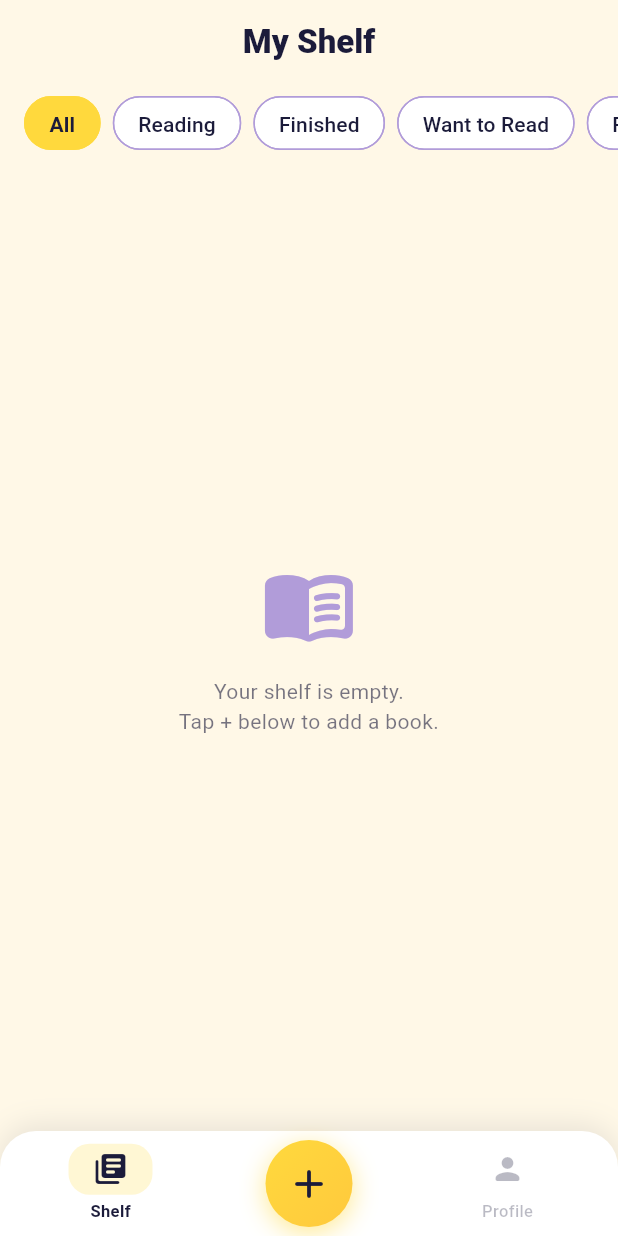
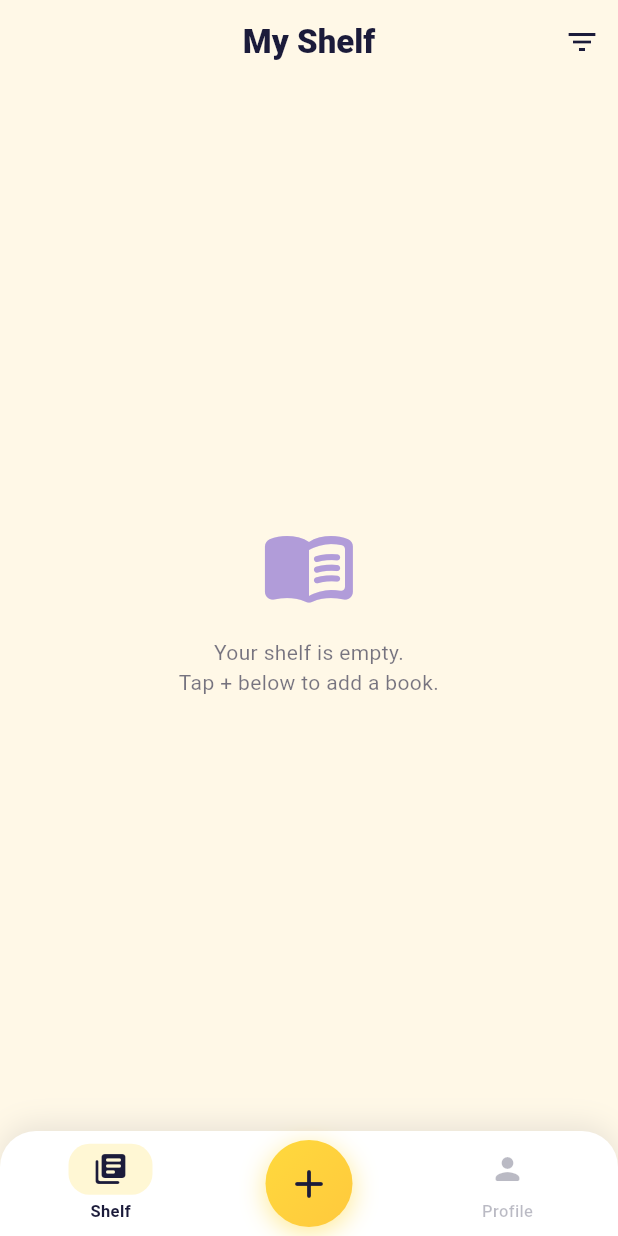
Before and after one commit to NetKanet/myshelf, a Flutter app: the screen it shows once a user with an empty profile is signed in, on a phone screen of 412 x 824 dp. Run offline on Flutter 3.47's test engine with Material 3 defaults, Android fonts, the phone set to English and light mode, and no system bars; our stand-ins replace cached_network_image, flutter_riverpod, flutter_svg, go_router, google_sign_in, supabase_flutter; missing offline and left inert: mobile_scanner; accounts and stored records are empty.

Commit message:
feat(v2): replace filter chip row with a filter button + sheet
- Funnel icon in the shelf AppBar opens a 'Filter shelf' bottom sheet
  (All/Reading/Finished/Want to Read/Rated/Reviewed, icons + active check)
- Active non-All filter shows as a removable chip under the bar (✕ clears)
- Hide per-card status badge when a status filter is active (removes the
  redundancy the user flagged)

flutter analyze: 0 issues.

Co-Authored-By: Claude Opus 4.8 <noreply@anthropic.com>

```diff
--- a/app/lib/features/shelf/shelf_screen.dart
+++ b/app/lib/features/shelf/shelf_screen.dart
@@ -13,28 +13,44 @@ class ShelfScreen extends ConsumerWidget {
   Widget build(BuildContext context, WidgetRef ref) {
     final filter = ref.watch(shelfFilterProvider);
     final shelf = ref.watch(filteredShelfProvider);
+    final filtering = filter != ShelfFilter.all;
 
     return Scaffold(
-      appBar: AppBar(title: const Text('My Shelf')),
+      appBar: AppBar(
+        title: const Text('My Shelf'),
+        actions: [
+          IconButton(
+            tooltip: 'Filter',
+            icon: Icon(
+              filtering
+                  ? Icons.filter_list_rounded
+                  : Icons.filter_list_outlined,
+              color: filtering ? AppColors.navy : AppColors.navy,
+            ),
+            onPressed: () => _showFilterSheet(context, ref, filter),
+          ),
+        ],
+      ),
       body: Column(
         children: [
-          _FilterChips(active: filter),
+          if (filtering) _ActiveFilter(filter: filter),
           Expanded(
             child: shelf.when(
               loading: () =>
                   const Center(child: CircularProgressIndicator()),
               error: (e, _) => Center(child: Text('Error: $e')),
               data: (books) {
-                if (books.isEmpty) {
-                  return _EmptyState(filter: filter);
-                }
+                if (books.isEmpty) return _EmptyState(filter: filter);
                 return RefreshIndicator(
                   onRefresh: () async => ref.invalidate(shelfBooksProvider),
                   child: ListView.builder(
-                    padding: const EdgeInsets.only(top: 4, bottom: 88),
+                    padding: const EdgeInsets.only(top: 8, bottom: 24),
                     itemCount: books.length,
                     itemBuilder: (_, i) => BookCard(
                       userBook: books[i],
+                      // Hide the per-card status badge when a status filter is
+                      // active (it would just repeat the chosen filter).
+                      showStatus: !_isStatusFilter(filter),
                       onTap: () => context.push('/book/${books[i].id}'),
                     ),
                   ),
@@ -46,44 +62,88 @@ class ShelfScreen extends ConsumerWidget {
       ),
     );
   }
+
+  bool _isStatusFilter(ShelfFilter f) =>
+      f == ShelfFilter.reading ||
+      f == ShelfFilter.finished ||
+      f == ShelfFilter.wantToRead;
+
+  void _showFilterSheet(
+      BuildContext context, WidgetRef ref, ShelfFilter current) {
+    showModalBottomSheet<void>(
+      context: context,
+      backgroundColor: Colors.white,
+      shape: const RoundedRectangleBorder(
+        borderRadius: BorderRadius.vertical(top: Radius.circular(24)),
+      ),
+      builder: (context) => SafeArea(
+        child: Column(
+          mainAxisSize: MainAxisSize.min,
+          children: [
+            const SizedBox(height: 12),
+            Text('Filter shelf',
+                style: Theme.of(context)
+                    .textTheme
+                    .titleLarge
+                    ?.copyWith(fontSize: 16)),
+            const SizedBox(height: 8),
+            ...ShelfFilter.values.map((f) {
+              final selected = f == current;
+              return ListTile(
+                leading: Icon(_iconFor(f),
+                    color: selected ? AppColors.navy : AppColors.lavender),
+                title: Text(f.label,
+                    style: TextStyle(
+                        fontWeight:
+                            selected ? FontWeight.w700 : FontWeight.w500,
+                        color: AppColors.navy)),
+                trailing: selected
+                    ? const Icon(Icons.check_rounded, color: AppColors.navy)
+                    : null,
+                onTap: () {
+                  ref.read(shelfFilterProvider.notifier).state = f;
+                  Navigator.pop(context);
+                },
+              );
+            }),
+            const SizedBox(height: 8),
+          ],
+        ),
+      ),
+    );
+  }
+
+  IconData _iconFor(ShelfFilter f) => switch (f) {
+        ShelfFilter.all => Icons.apps_rounded,
+        ShelfFilter.reading => Icons.menu_book_rounded,
+        ShelfFilter.finished => Icons.check_circle_outline_rounded,
+        ShelfFilter.wantToRead => Icons.bookmark_border_rounded,
+        ShelfFilter.rated => Icons.star_outline_rounded,
+        ShelfFilter.reviewed => Icons.rate_review_outlined,
+      };
 }
 
-class _FilterChips extends ConsumerWidget {
-  final ShelfFilter active;
-  const _FilterChips({required this.active});
+/// Small bar showing the active filter with a clear (✕) action.
+class _ActiveFilter extends ConsumerWidget {
+  final ShelfFilter filter;
+  const _ActiveFilter({required this.filter});
 
   @override
   Widget build(BuildContext context, WidgetRef ref) {
-    return SizedBox(
-      height: 52,
-      child: ListView.separated(
-        scrollDirection: Axis.horizontal,
-        padding: const EdgeInsets.symmetric(horizontal: 16, vertical: 8),
-        itemCount: ShelfFilter.values.length,
-        separatorBuilder: (_, _) => const SizedBox(width: 8),
-        itemBuilder: (_, i) {
-          final f = ShelfFilter.values[i];
-          final selected = f == active;
-          return ChoiceChip(
-            label: Text(f.label),
-            selected: selected,
-            onSelected: (_) =>
-                ref.read(shelfFilterProvider.notifier).state = f,
-            showCheckmark: false,
-            selectedColor: AppColors.yellow,
-            backgroundColor: Colors.white,
-            labelStyle: TextStyle(
-              color: AppColors.navy,
-              fontWeight: selected ? FontWeight.w700 : FontWeight.w500,
-            ),
-            shape: RoundedRectangleBorder(
-              borderRadius: BorderRadius.circular(20),
-              side: BorderSide(
-                color: selected ? AppColors.yellow : AppColors.lavender,
-              ),
-            ),
-          );
-        },
+    return Align(
+      alignment: Alignment.centerLeft,
+      child: Padding(
+        padding: const EdgeInsets.fromLTRB(16, 8, 16, 0),
+        child: InputChip(
+          label: Text(filter.label),
+          backgroundColor: AppColors.yellow.withValues(alpha: 0.25),
+          side: const BorderSide(color: AppColors.yellow),
+          labelStyle: const TextStyle(
+              color: AppColors.navy, fontWeight: FontWeight.w600),
+          deleteIcon: const Icon(Icons.close_rounded, size: 18),
+          onDeleted: () =>
+              ref.read(shelfFilterProvider.notifier).state = ShelfFilter.all,
+        ),
       ),
     );
   }
```
Also changed, not shown: app/lib/features/shelf/widgets/book_card.dart (+11 -3 lines).
